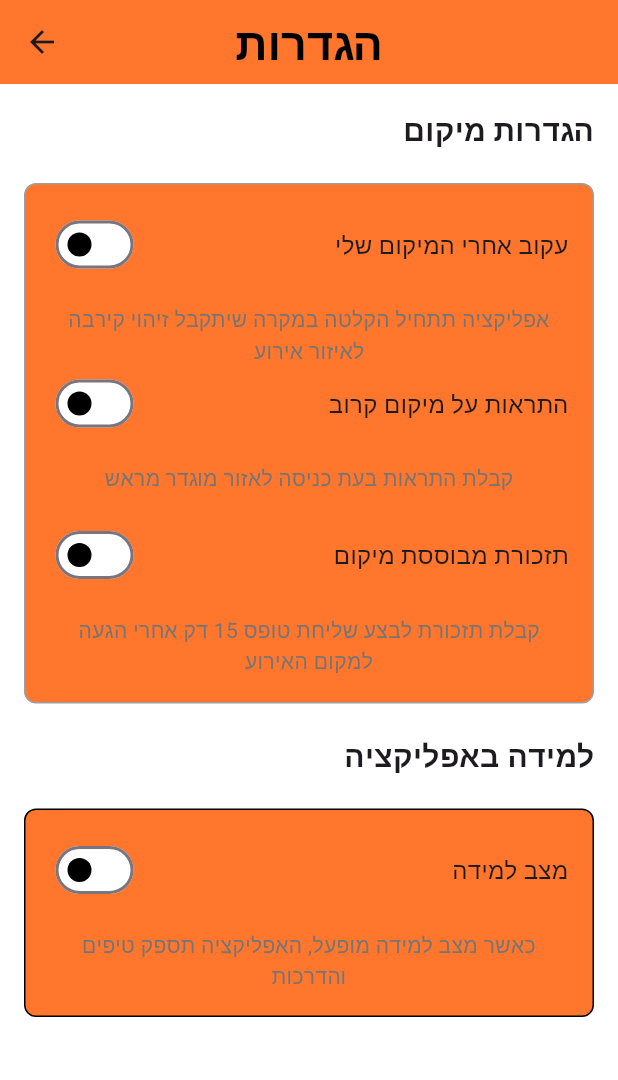
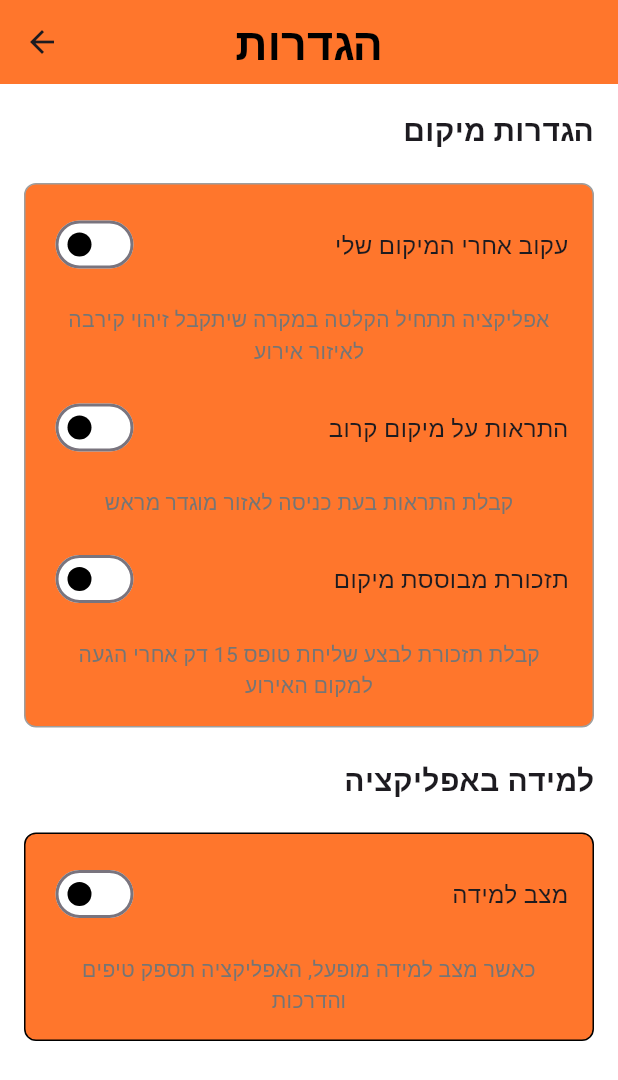
Before and after one commit to Meir-Crombie/ResQDoc-Hackthon, a Flutter app: the Settings screen opened by its route, on a phone screen of 412 x 824 dp. Shown: the top 1080 px of the screen. Run offline on Flutter 3.47's test engine with Material 3 defaults, Android fonts, the phone set to English and light mode, and no system bars; our stand-ins replace just_audio, permission_handler; missing offline and left inert: record; Roboto replaces fonts that are missing (David).

Commit message:
Add vertical spacing between settings options for improved layout

```diff
--- a/frontend/lib/pages/settings_page.dart
+++ b/frontend/lib/pages/settings_page.dart
@@ -90,7 +90,8 @@ class _SettingsState extends State<Settings> {
                       fontSize: 14,
                       color: Colors.grey[600], // צבע טקסט אפור כהה
                     ),
-                  ), // מרווח אנכי בין השורה להערה
+                  ),
+                  const SizedBox(height: 16), // מרווח אנכי בין השורה להערה
                   Row(
                     mainAxisAlignment: MainAxisAlignment.spaceBetween,
                     children: [
```
